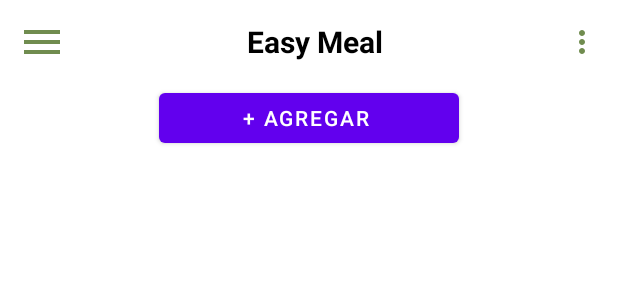
After one commit to BaloJr99/Easymeal, an Android app: the layout activity_lista_mandado.xml on its own in the app's theme, with its tools: preview values and no code run, on a phone screen of 412 x 824 dp. The commit adds this screen. Shown: the top 300 px of the screen. Run offline under Robolectric (Android 15) with nearby library versions, the phone set to English and light mode, and no system bars.

Commit message:
Creacion de ventana de lista y modificacion de BD por problema de compilacion

```diff
--- a/app/src/main/AndroidManifest.xml
+++ b/app/src/main/AndroidManifest.xml
@@ -9,6 +9,9 @@
         android:roundIcon="@mipmap/ic_launcher_round"
         android:supportsRtl="true"
         android:theme="@style/Theme.Easymeal">
+        <activity
+            android:name=".ListaMandado"
+            android:exported="false" />
         <activity
             android:name=".Recetas"
             android:exported="false" />
--- a/app/src/main/java/com/example/easymeal/cl/model/dao/daoUsuario.java
+++ b/app/src/main/java/com/example/easymeal/cl/model/dao/daoUsuario.java
@@ -32,7 +32,7 @@ public class daoUsuario {
             cv.put("nombre", u.getNombre());
             cv.put("apellidoPaterno", u.getApellidoPaterno());
             cv.put("apellidoMaterno", u.getApellidoMaterno());
-            cv.put("fechaNacimiento", "1999-05-13");
+            cv.put("fechaNacimiento", u.getFechaNacimiento());
             return (sql.insert("t_usuarios",null,cv)>0);
         }else{
             return false;
--- /dev/null
+++ b/app/src/main/res/layout/activity_lista_mandado.xml
@@ -0,0 +1,40 @@
+<?xml version="1.0" encoding="utf-8"?>
+<androidx.drawerlayout.widget.DrawerLayout
+    xmlns:android="http://schemas.android.com/apk/res/android"
+    xmlns:app="http://schemas.android.com/apk/res-auto"
+    xmlns:tools="http://schemas.android.com/tools"
+    android:layout_width="match_parent"
+    android:layout_height="match_parent"
+    android:id="@+id/drawer_listamandado"
+    tools:context=".ListaMandado">
+
+    <LinearLayout
+        android:layout_width="match_parent"
+        android:layout_height="match_parent"
+        android:orientation="vertical">
+
+        <include
+            layout="@layout/main_toolbar">
+        </include>
+
+        <RelativeLayout
+            android:layout_width="match_parent"
+            android:layout_height="match_parent">
+            <Button
+                android:layout_width="200dp"
+                android:layout_height="45dp"
+                android:layout_centerHorizontal="true"
+                android:text="+ Agregar ">
+            </Button>
+        </RelativeLayout>
+    </LinearLayout>
+    <RelativeLayout
+        android:layout_width="300dp"
+        android:layout_height="match_parent"
+        android:layout_gravity="start"
+        android:background="@color/white">
+
+        <include layout="@layout/main_nav_drawer"></include>
+    </RelativeLayout>
+
+</androidx.drawerlayout.widget.DrawerLayout>
```
Also changed, not shown: app/src/main/java/com/example/easymeal/ListaMandado.java (added, +14 -0 lines), app/src/main/java/com/example/easymeal/MainActivity.java (+4 -4 lines), app/src/main/java/com/example/easymeal/database/DbAyuda.java (+8 -8 lines), app/src/main/res/layout/main_nav_drawer.xml (+9 -5 lines).
